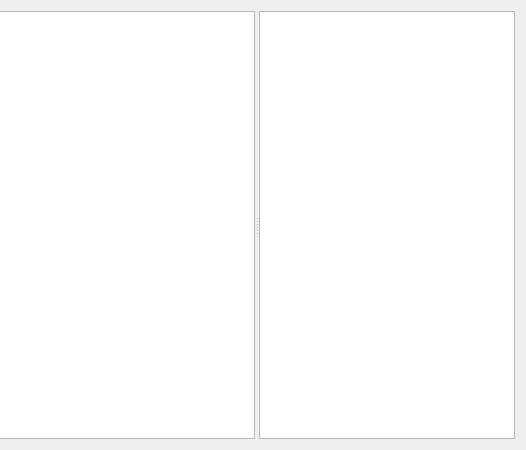
Old version of the form gui_sub.ui in the repository draapho/CapitalData; both pictures show x 324 to 850 and y 0 to 450 of the 850 by 450 pixel window.
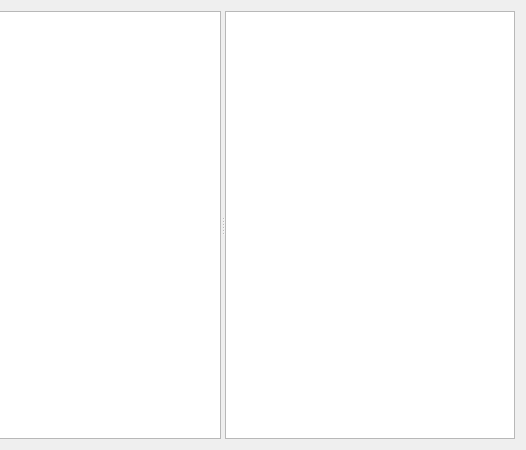
New version of the form. Custom widgets are drawn as their Qt base class.

The edit to the form file:
```diff
--- a/gui_sub.ui
+++ b/gui_sub.ui
@@ -72,10 +72,16 @@
      <widget class="QWidget" name="widget_2" native="true">
       <property name="minimumSize">
        <size>
-        <width>0</width>
+        <width>290</width>
         <height>0</height>
        </size>
       </property>
+      <property name="maximumSize">
+       <size>
+        <width>690</width>
+        <height>16777215</height>
+       </size>
+      </property>
       <layout class="QGridLayout" name="gridLayout">
        <property name="leftMargin">
         <number>0</number>
@@ -113,7 +119,7 @@
           <enum>QAbstractItemView::SelectRows</enum>
          </property>
          <attribute name="horizontalHeaderDefaultSectionSize">
-          <number>31</number>
+          <number>40</number>
          </attribute>
         </widget>
        </item>
```
